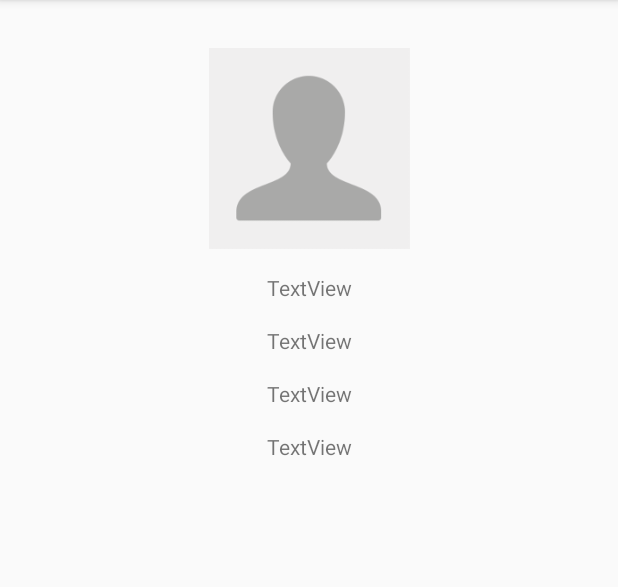
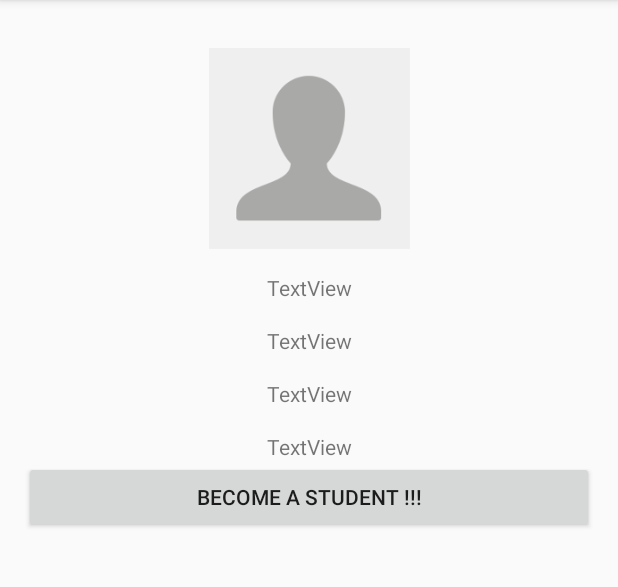
Before and after one commit to vinguyen96/TutorMe, an Android app: the fragment UserViewFragment placed in its activity, on a phone screen of 412 x 824 dp, the part 84-671 px from its top. Run offline under Robolectric (Android 15) with nearby library versions, the phone set to English and light mode, and no system bars; our stand-ins replace Firebase (no records; nobody signed in at launch, a user with empty details on screens opened directly); libraries missing offline, so code that uses them is left out: com.firebase.ui; 1 statement that could not run was skipped.

Commit message:
added the become a student button

```diff
--- a/app/src/main/java/com/vinguyen/tutorme3/UserViewFragment.java
+++ b/app/src/main/java/com/vinguyen/tutorme3/UserViewFragment.java
@@ -8,6 +8,7 @@ import android.util.Log;
 import android.view.LayoutInflater;
 import android.view.View;
 import android.view.ViewGroup;
+import android.widget.Button;
 import android.widget.ImageView;
 import android.widget.TextView;
 
@@ -28,12 +29,16 @@ import com.google.firebase.storage.StorageReference;
 
 public class UserViewFragment extends Fragment {
 
-    private FirebaseDatabase userDatabase;
+    private FirebaseDatabase userDatabaseCreate;
     private DatabaseReference userReference;
     private TextView profileName, profileAge, profileDegree, profileContact;
     private ImageView imgView;
     String userID;
     private StorageReference myRef, defaultRef, storageRef;
+    private Button becomeStudent;
+    private FirebaseDatabase userDatabase;
+    private DatabaseReference userDatabaseReference;
+    private String userIDCurrent;
 
 
     public View onCreateView(LayoutInflater inflater, ViewGroup container,
@@ -66,10 +71,27 @@ public class UserViewFragment extends Fragment {
                     Log.d("CHECKPOINT", userID);
                     showData(dataSnapshot);
                 }
+
                 @Override
-                public void onCancelled(DatabaseError databaseError) { }
+                public void onCancelled(DatabaseError databaseError) {
+                }
             });
         }
+            becomeStudent=(Button)rootView.findViewById(R.id.becomeStudent);
+            userDatabase=FirebaseDatabase.getInstance();
+            userDatabaseReference=userDatabase.getReference("Courses");
+            becomeStudent.setOnClickListener(new View.OnClickListener()
+
+            {
+                @Override
+                public void onClick(View view) {
+                    if (FirebaseAuth.getInstance().getCurrentUser() != null) {
+                        userIDCurrent = FirebaseAuth.getInstance().getCurrentUser().getUid();
+                        Log.d("USERID", userID);
+                        userDatabaseReference.child("INFS1609").child("Tutors").child(userID).child(userIDCurrent).setValue("pending");
+                    }
+                }
+                });
         return rootView;
     }
 
--- a/app/src/main/res/layout/fragment_user_view.xml
+++ b/app/src/main/res/layout/fragment_user_view.xml
@@ -64,6 +64,13 @@
                 android:gravity="center"
                 android:paddingTop="@dimen/activity_vertical_margin"
                 android:text="TextView" />
+
+            <Button
+                android:id="@+id/becomeStudent"
+                android:layout_width="match_parent"
+                android:layout_height="wrap_content"
+                android:layout_weight="1"
+                android:text="Become a Student !!!" />
         </LinearLayout>
     </ScrollView>
 
```
